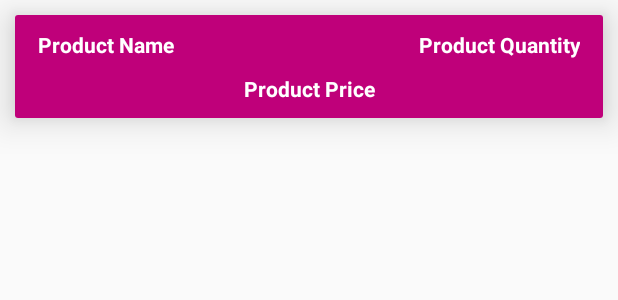
After one commit to Reginald077/FLICK-PRO-APP, an Android app: the layout cart_items_layout.xml on its own in the app's theme, with its tools: preview values and no code run, on a phone screen of 412 x 824 dp. The commit adds this screen. Shown: the top 300 px of the screen. Run offline under Robolectric (Android 15) with nearby library versions, the phone set to English and light mode, and no system bars.

```diff
--- a/app/src/main/AndroidManifest.xml
+++ b/app/src/main/AndroidManifest.xml
@@ -13,8 +13,10 @@
         android:icon="@mipmap/ic_launcher"
         android:label="@string/app_name"
         android:supportsRtl="true"
-
         tools:targetApi="31">
+        <activity
+            android:name=".CartActivity"
+            android:exported="false" />
         <activity
             android:name=".ProductDetailsActivity"
             android:exported="false" />
--- /dev/null
+++ b/app/src/main/res/layout/cart_items_layout.xml
@@ -0,0 +1,55 @@
+<?xml version="1.0" encoding="utf-8"?>
+<androidx.cardview.widget.CardView xmlns:android="http://schemas.android.com/apk/res/android"
+    android:layout_width="match_parent"
+    android:layout_height="wrap_content"
+    xmlns:app="http://schemas.android.com/apk/res-auto"
+    android:layout_margin="10dp"
+    app:cardElevation="15dp">
+
+    <RelativeLayout
+        android:layout_width="match_parent"
+        android:layout_height="match_parent"
+        android:padding="10dp"
+        android:background="@color/colorPrimaryDark">
+
+        <TextView
+            android:id="@+id/cart_product_name"
+            android:layout_width="160dp"
+            android:layout_height="wrap_content"
+            android:text="Product Name"
+            android:textColor="@color/white"
+            android:textSize="14dp"
+            android:layout_marginLeft="5dp"
+            android:textStyle="bold"
+            />
+
+        <TextView
+            android:id="@+id/cart_product_quantity"
+            android:layout_width="160dp"
+            android:layout_height="wrap_content"
+            android:layout_alignParentEnd="true"
+            android:layout_marginLeft="5dp"
+            android:text="Product Quantity"
+            android:textAlignment="textEnd"
+            android:textColor="@color/white"
+            android:textSize="14dp"
+            android:layout_marginRight="5dp"
+            android:textStyle="bold"
+            />
+
+        <TextView
+            android:id="@+id/cart_product_price"
+            android:layout_width="match_parent"
+            android:layout_height="wrap_content"
+            android:text="Product Price"
+            android:textColor="@color/white"
+            android:textSize="14dp"
+            android:textStyle="bold"
+            android:layout_below="@+id/cart_product_quantity"
+            android:gravity="center"
+            android:layout_marginTop="10dp"
+            />
+
+    </RelativeLayout>
+
+</androidx.cardview.widget.CardView>
```
Also changed, not shown: app/src/main/java/Model/Cart.java (added, +59 -0 lines), app/src/main/java/ViewHolder/CartViewHolder.java (added, +37 -0 lines), app/src/main/java/uk/tees/ac/c2360663/FLICKSPROAPP/CartActivity.java (added, +139 -0 lines), app/src/main/java/uk/tees/ac/c2360663/FLICKSPROAPP/HomeActivity.java (+6 -4 lines), app/src/main/res/layout/activity_cart.xml (added, +51 -0 lines).
